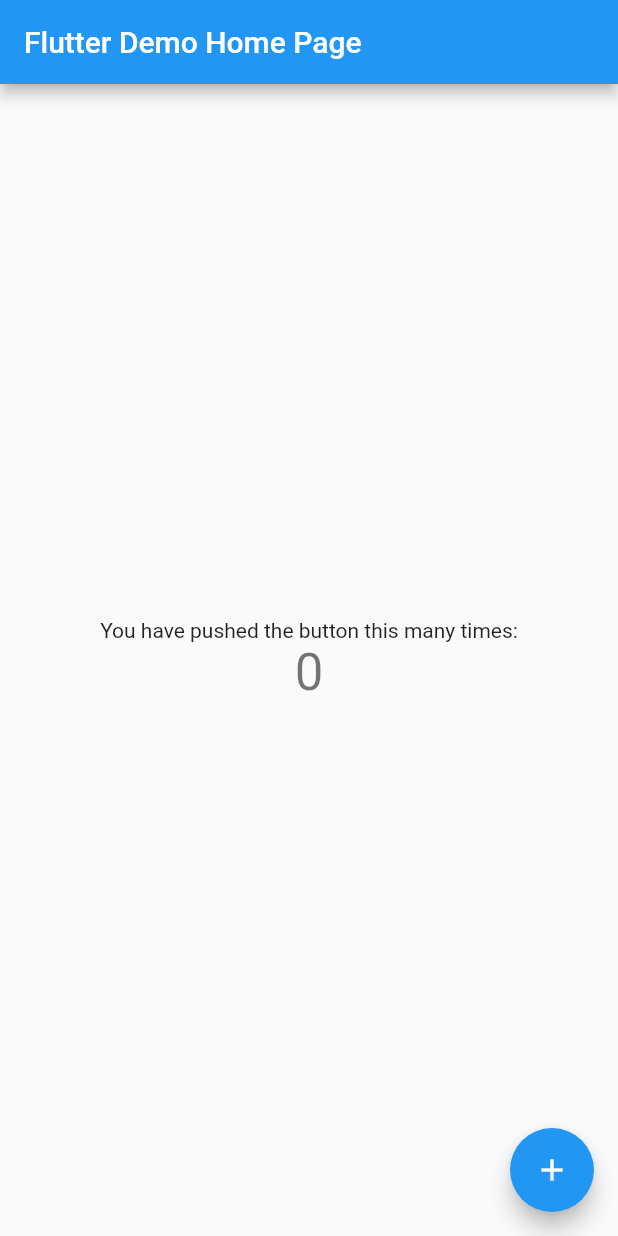
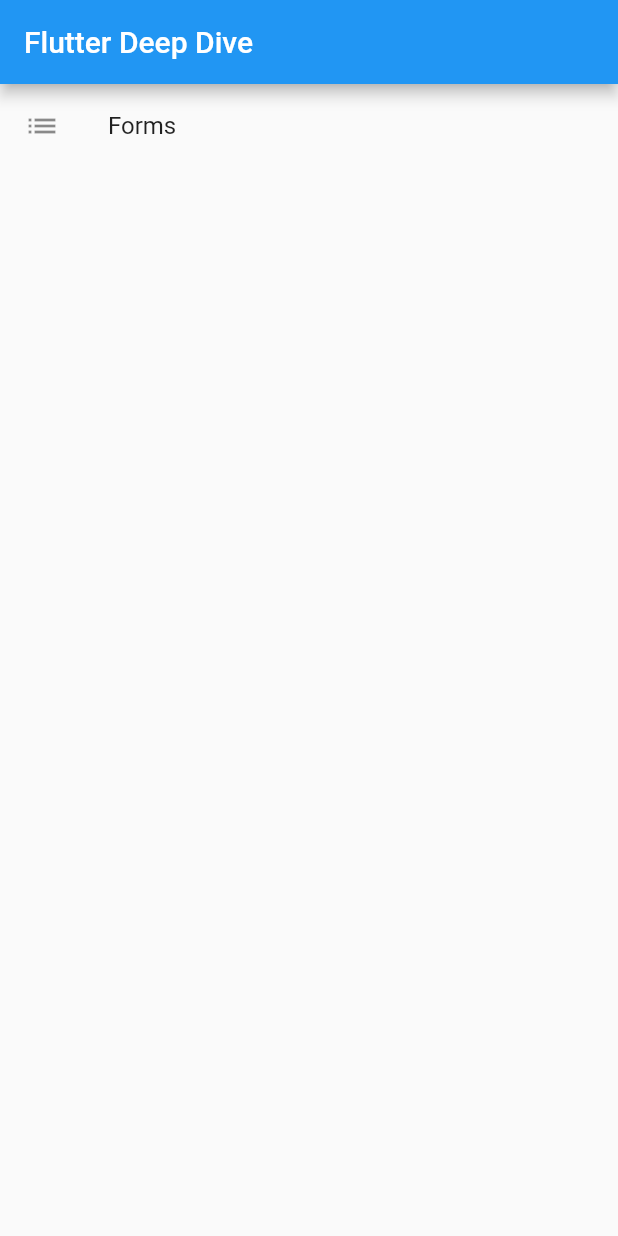
Before and after one commit to FaisalChoura/flutter-deep-dive, a Flutter app: the screen it shows after launch, on a phone screen of 412 x 824 dp. Run offline on Flutter 3.47's test engine with Material 2 defaults, Android fonts, the phone set to English and light mode, and no system bars; our stand-ins replace flutter_typeahead.

Commit message:
created forms mini

```diff
--- a/lib/main.dart
+++ b/lib/main.dart
@@ -1,3 +1,4 @@
+import 'package:deep_dive/routes.dart';
 import 'package:flutter/material.dart';
 
 void main() => runApp(MyApp());
@@ -7,105 +8,9 @@
   @override
   Widget build(BuildContext context) {
     return MaterialApp(
-      title: 'Flutter Demo',
-      theme: ThemeData(
-        // This is the theme of your application.
-        //
-        // Try running your application with "flutter run". You'll see the
-        // application has a blue toolbar. Then, without quitting the app, try
-        // changing the primarySwatch below to Colors.green and then invoke
-        // "hot reload" (press "r" in the console where you ran "flutter run",
-        // or simply save your changes to "hot reload" in a Flutter IDE).
-        // Notice that the counter didn't reset back to zero; the application
-        // is not restarted.
-        primarySwatch: Colors.blue,
-      ),
-      home: MyHomePage(title: 'Flutter Demo Home Page'),
+      title: 'Flutter Deep Dive',
+      initialRoute: '/',
+      routes: routes,
     );
   }
 }
-
-class MyHomePage extends StatefulWidget {
-  MyHomePage({Key key, this.title}) : super(key: key);
-
-  // This widget is the home page of your application. It is stateful, meaning
-  // that it has a State object (defined below) that contains fields that affect
-  // how it looks.
-
-  // This class is the configuration for the state. It holds the values (in this
-  // case the title) provided by the parent (in this case the App widget) and
-  // used by the build method of the State. Fields in a Widget subclass are
-  // always marked "final".
-
-  final String title;
-
-  @override
-  _MyHomePageState createState() => _MyHomePageState();
-}
-
-class _MyHomePageState extends State<MyHomePage> {
-  int _counter = 0;
-
-  void _incrementCounter() {
-    setState(() {
-      // This call to setState tells the Flutter framework that something has
-      // changed in this State, which causes it to rerun the build method below
-      // so that the display can reflect the updated values. If we changed
-      // _counter without calling setState(), then the build method would not be
-      // called again, and so nothing would appear to happen.
-      _counter++;
-    });
-  }
-
-  @override
-  Widget build(BuildContext context) {
-    // This method is rerun every time setState is called, for instance as done
-    // by the _incrementCounter method above.
-    //
-    // The Flutter framework has been optimized to make rerunning build methods
-    // fast, so that you can just rebuild anything that needs updating rather
-    // than having to individually change instances of widgets.
-    return Scaffold(
-      appBar: AppBar(
-        // Here we take the value from the MyHomePage object that was created by
-        // the App.build method, and use it to set our appbar title.
-        title: Text(widget.title),
-      ),
-      body: Center(
-        // Center is a layout widget. It takes a single child and positions it
-        // in the middle of the parent.
-        child: Column(
-          // Column is also a layout widget. It takes a list of children and
-          // arranges them vertically. By default, it sizes itself to fit its
-          // children horizontally, and tries to be as tall as its parent.
-          //
-          // Invoke "debug painting" (press "p" in the console, choose the
-          // "Toggle Debug Paint" action from the Flutter Inspector in Android
-          // Studio, or the "Toggle Debug Paint" command in Visual Studio Code)
-          // to see the wireframe for each widget.
-          //
-          // Column has various properties to control how it sizes itself and
-          // how it positions its children. Here we use mainAxisAlignment to
-          // center the children vertically; the main axis here is the vertical
-          // axis because Columns are vertical (the cross axis would be
-          // horizontal).
-          mainAxisAlignment: MainAxisAlignment.center,
-          children: <Widget>[
-            Text(
-              'You have pushed the button this many times:',
-            ),
-            Text(
-              '$_counter',
-              style: Theme.of(context).textTheme.display1,
-            ),
-          ],
-        ),
-      ),
-      floatingActionButton: FloatingActionButton(
-        onPressed: _incrementCounter,
-        tooltip: 'Increment',
-        child: Icon(Icons.add),
-      ), // This trailing comma makes auto-formatting nicer for build methods.
-    );
-  }
-}
--- /dev/null
+++ b/lib/minis/home.dart
@@ -0,0 +1,23 @@
+import 'package:flutter/material.dart';
+
+class HomeScreen extends StatelessWidget {
+  const HomeScreen({Key key}) : super(key: key);
+
+  @override
+  Widget build(BuildContext context) {
+    return Scaffold(
+      appBar: AppBar(
+        title: Text('Flutter Deep Dive'),
+      ),
+      body: ListView(
+        children: <Widget>[
+          ListTile(
+            leading: Icon(Icons.list),
+            title: Text('Forms'),
+            onTap: () => Navigator.pushNamed(context, '/forms'),
+          )
+        ],
+      ),
+    );
+  }
+}
--- /dev/null
+++ b/lib/minis/minis.dart
@@ -0,0 +1,2 @@
+export './forms_mini/forms.dart';
+export './home.dart';
--- /dev/null
+++ b/lib/models/models.dart
@@ -0,0 +1,2 @@
+export './address.dart';
+export './user.dart';
--- /dev/null
+++ b/lib/routes.dart
@@ -0,0 +1,7 @@
+import 'package:deep_dive/minis/minis.dart';
+import 'package:flutter/widgets.dart';
+
+final Map<String, WidgetBuilder> routes = <String, WidgetBuilder>{
+  '/': (context) => HomeScreen(),
+  '/forms': (context) => FormsMini(),
+};
--- a/pubspec.yaml
+++ b/pubspec.yaml
@@ -23,6 +23,8 @@
   # The following adds the Cupertino Icons font to your application.
   # Use with the CupertinoIcons class for iOS style icons.
   cupertino_icons: ^0.1.2
+  http: ^0.12.0+4
+  flutter_typeahead: ^1.8.0
 
 dev_dependencies:
   flutter_test:
```
Also changed, not shown: lib/minis/forms_mini/forms.dart (added, +214 -0 lines), lib/models/address.dart (added, +14 -0 lines), lib/models/payment.dart (added, +22 -0 lines), lib/models/user.dart (added, +11 -0 lines), pubspec.lock, 1 other file.
